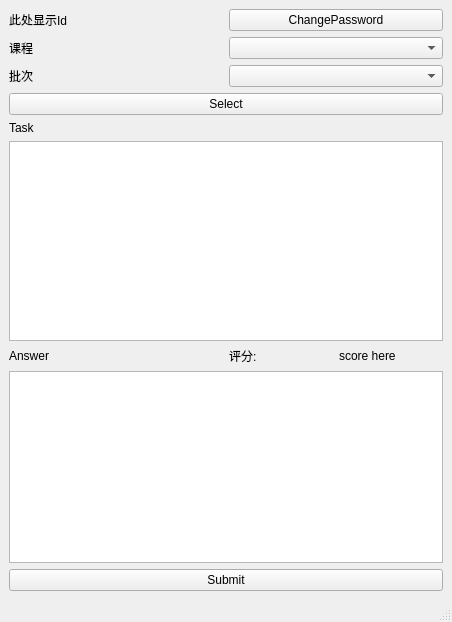
Before: the Qt Designer form studentui.ui in BeanLiu1994/Su6missi0nSys, drawn with Qt 5.
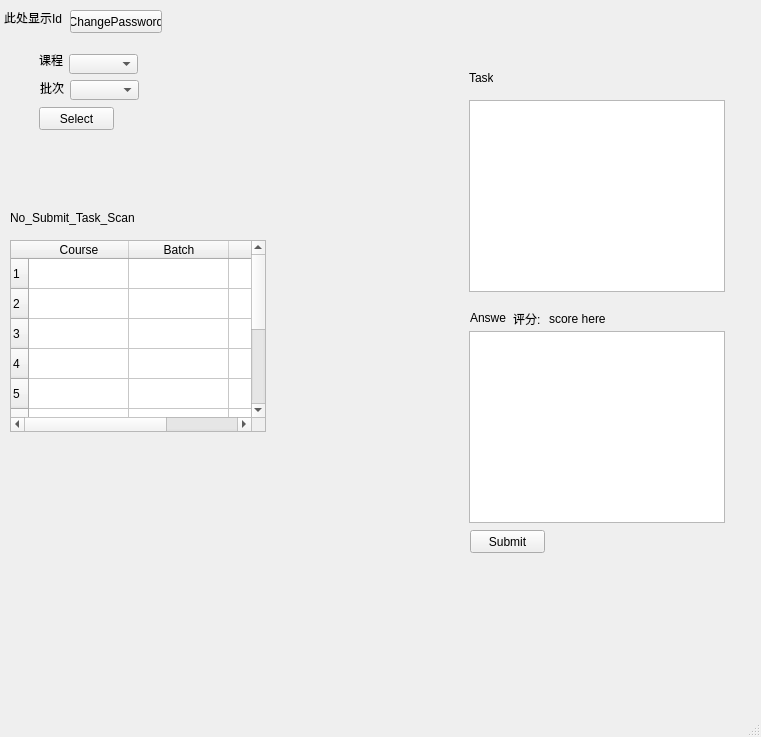
After: the same form once the commit is applied.

Commit message: 添加学生浏览界面

```diff
--- a/studentui.ui
+++ b/studentui.ui
@@ -6,138 +6,251 @@
    <rect>
     <x>0</x>
     <y>0</y>
-    <width>452</width>
-    <height>622</height>
+    <width>761</width>
+    <height>737</height>
    </rect>
   </property>
   <property name="windowTitle">
    <string>MainWindow</string>
   </property>
   <widget class="QWidget" name="centralwidget">
-   <layout class="QVBoxLayout" name="verticalLayout_4">
-    <item>
-     <layout class="QHBoxLayout" name="horizontalLayout_4">
-      <item>
-       <widget class="QLabel" name="IdShow">
-        <property name="text">
-         <string>此处显示Id</string>
-        </property>
-       </widget>
-      </item>
-      <item>
-       <widget class="QPushButton" name="pushButtonCpw">
-        <property name="text">
-         <string>ChangePassword</string>
-        </property>
-       </widget>
-      </item>
-     </layout>
+   <widget class="QLabel" name="labelScan">
+    <property name="geometry">
+     <rect>
+      <x>10</x>
+      <y>210</y>
+      <width>141</width>
+      <height>16</height>
+     </rect>
+    </property>
+    <property name="text">
+     <string>No_Submit_Task_Scan</string>
+    </property>
+   </widget>
+   <widget class="QPushButton" name="pushButtonSelect">
+    <property name="geometry">
+     <rect>
+      <x>39</x>
+      <y>107</y>
+      <width>75</width>
+      <height>23</height>
+     </rect>
+    </property>
+    <property name="text">
+     <string>Select</string>
+    </property>
+   </widget>
+   <widget class="QComboBox" name="comboBoxSub">
+    <property name="geometry">
+     <rect>
+      <x>69</x>
+      <y>54</y>
+      <width>69</width>
+      <height>20</height>
+     </rect>
+    </property>
+   </widget>
+   <widget class="QLabel" name="labelSubject">
+    <property name="geometry">
+     <rect>
+      <x>39</x>
+      <y>50</y>
+      <width>31</width>
+      <height>20</height>
+     </rect>
+    </property>
+    <property name="text">
+     <string>课程</string>
+    </property>
+   </widget>
+   <widget class="QLabel" name="labelTask">
+    <property name="geometry">
+     <rect>
+      <x>469</x>
+      <y>70</y>
+      <width>24</width>
+      <height>16</height>
+     </rect>
+    </property>
+    <property name="text">
+     <string>Task</string>
+    </property>
+   </widget>
+   <widget class="QTextEdit" name="textEditTask">
+    <property name="geometry">
+     <rect>
+      <x>469</x>
+      <y>100</y>
+      <width>256</width>
+      <height>192</height>
+     </rect>
+    </property>
+    <property name="readOnly">
+     <bool>true</bool>
+    </property>
+   </widget>
+   <widget class="QTextEdit" name="textEditAnswer">
+    <property name="geometry">
+     <rect>
+      <x>469</x>
+      <y>331</y>
+      <width>256</width>
+      <height>192</height>
+     </rect>
+    </property>
+   </widget>
+   <widget class="QLabel" name="labelAnswer">
+    <property name="geometry">
+     <rect>
+      <x>470</x>
+      <y>310</y>
+      <width>36</width>
+      <height>16</height>
+     </rect>
+    </property>
+    <property name="text">
+     <string>Answer</string>
+    </property>
+   </widget>
+   <widget class="QLabel" name="score">
+    <property name="geometry">
+     <rect>
+      <x>549</x>
+      <y>311</y>
+      <width>60</width>
+      <height>16</height>
+     </rect>
+    </property>
+    <property name="text">
+     <string>score here</string>
+    </property>
+   </widget>
+   <widget class="QLabel" name="label">
+    <property name="geometry">
+     <rect>
+      <x>513</x>
+      <y>311</y>
+      <width>30</width>
+      <height>16</height>
+     </rect>
+    </property>
+    <property name="text">
+     <string>评分:</string>
+    </property>
+   </widget>
+   <widget class="QPushButton" name="pushButtonSubmit">
+    <property name="geometry">
+     <rect>
+      <x>470</x>
+      <y>530</y>
+      <width>75</width>
+      <height>23</height>
+     </rect>
+    </property>
+    <property name="text">
+     <string>Submit</string>
+    </property>
+   </widget>
+   <widget class="QComboBox" name="comboBoxBat">
+    <property name="geometry">
+     <rect>
+      <x>70</x>
+      <y>80</y>
+      <width>69</width>
+      <height>20</height>
+     </rect>
+    </property>
+   </widget>
+   <widget class="QLabel" name="labelBatch">
+    <property name="geometry">
+     <rect>
+      <x>40</x>
+      <y>80</y>
+      <width>24</width>
+      <height>16</height>
+     </rect>
+    </property>
+    <property name="text">
+     <string>批次</string>
+    </property>
+   </widget>
+   <widget class="QLabel" name="IdShow">
+    <property name="geometry">
+     <rect>
+      <x>4</x>
+      <y>10</y>
+      <width>60</width>
+      <height>16</height>
+     </rect>
+    </property>
+    <property name="text">
+     <string>此处显示Id</string>
+    </property>
+   </widget>
+   <widget class="QPushButton" name="pushButtonCpw">
+    <property name="geometry">
+     <rect>
+      <x>70</x>
+      <y>10</y>
+      <width>92</width>
+      <height>23</height>
+     </rect>
+    </property>
+    <property name="text">
+     <string>ChangePassword</string>
+    </property>
+   </widget>
+   <widget class="QTableWidget" name="tableWidget">
+    <property name="geometry">
+     <rect>
+      <x>10</x>
+      <y>240</y>
+      <width>256</width>
+      <height>192</height>
+     </rect>
+    </property>
+    <property name="rowCount">
+     <number>10</number>
+    </property>
+    <property name="columnCount">
+     <number>3</number>
+    </property>
+    <row/>
+    <row/>
+    <row/>
+    <row/>
+    <row/>
+    <row/>
+    <row/>
+    <row/>
+    <row/>
+    <row/>
+    <column>
+     <property name="text">
+      <string>Course</string>
+     </property>
+    </column>
+    <column>
+     <property name="text">
+      <string>Batch</string>
+     </property>
+    </column>
+    <column>
+     <property name="text">
+      <string>Deadline</string>
+     </property>
+    </column>
+    <item row="0" column="0">
+     <property name="text">
+      <string/>
+     </property>
     </item>
-    <item>
-     <layout class="QVBoxLayout" name="verticalLayout_3">
-      <item>
-       <layout class="QHBoxLayout" name="horizontalLayout_2">
-        <item>
-         <widget class="QLabel" name="labelSubject">
-          <property name="text">
-           <string>课程</string>
-          </property>
-         </widget>
-        </item>
-        <item>
-         <widget class="QComboBox" name="comboBoxSub"/>
-        </item>
-       </layout>
-      </item>
-      <item>
-       <layout class="QHBoxLayout" name="horizontalLayout_3">
-        <item>
-         <widget class="QLabel" name="labelBatch">
-          <property name="text">
-           <string>批次</string>
-          </property>
-         </widget>
-        </item>
-        <item>
-         <widget class="QComboBox" name="comboBoxBat"/>
-        </item>
-       </layout>
-      </item>
-      <item>
-       <widget class="QPushButton" name="pushButtonSelect">
-        <property name="text">
-         <string>Select</string>
-        </property>
-       </widget>
-      </item>
-     </layout>
+    <item row="1" column="0">
+     <property name="text">
+      <string/>
+     </property>
     </item>
-    <item>
-     <layout class="QVBoxLayout" name="verticalLayout">
-      <item>
-       <widget class="QLabel" name="labelTask">
-        <property name="text">
-         <string>Task</string>
-        </property>
-       </widget>
-      </item>
-      <item>
-       <widget class="QTextEdit" name="textEditTask">
-        <property name="readOnly">
-         <bool>true</bool>
-        </property>
-       </widget>
-      </item>
-     </layout>
-    </item>
-    <item>
-     <layout class="QVBoxLayout" name="verticalLayout_2">
-      <item>
-       <layout class="QHBoxLayout" name="horizontalLayout_6">
-        <item>
-         <widget class="QLabel" name="labelAnswer">
-          <property name="text">
-           <string>Answer</string>
-          </property>
-         </widget>
-        </item>
-        <item>
-         <layout class="QHBoxLayout" name="horizontalLayout_5">
-          <item>
-           <widget class="QLabel" name="label">
-            <property name="text">
-             <string>评分:</string>
-            </property>
-           </widget>
-          </item>
-          <item>
-           <widget class="QLabel" name="score">
-            <property name="text">
-             <string>score here</string>
-            </property>
-           </widget>
-          </item>
-         </layout>
-        </item>
-       </layout>
-      </item>
-      <item>
-       <widget class="QTextEdit" name="textEditAnswer"/>
-      </item>
-      <item>
-       <layout class="QHBoxLayout" name="horizontalLayout">
-        <item>
-         <widget class="QPushButton" name="pushButtonSubmit">
-          <property name="text">
-           <string>Submit</string>
-          </property>
-         </widget>
-        </item>
-       </layout>
-      </item>
-     </layout>
-    </item>
-   </layout>
+   </widget>
   </widget>
   <widget class="QMenuBar" name="menubar">
    <property name="geometry">
```
Left out of the diff: 2 changed lines with no effect on the pictures. The commit also changes 1 other file.
